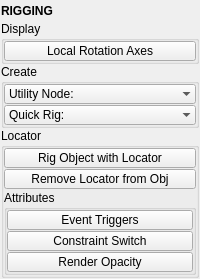
Qt form tentacle/ui/rigging.ui (m3trik/tentacle) before a commit.
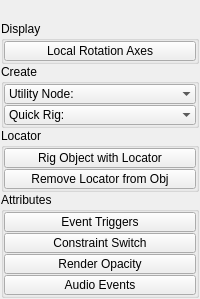
The same form after that commit. Custom widgets are drawn as their Qt base class.

Patch:
```diff
--- a/tentacle/ui/rigging.ui
+++ b/tentacle/ui/rigging.ui
@@ -10,7 +10,7 @@
     <x>0</x>
     <y>0</y>
     <width>200</width>
-    <height>267</height>
+    <height>288</height>
    </rect>
   </property>
   <property name="toolTip">
@@ -51,7 +51,7 @@
        <number>0</number>
       </property>
       <item>
-       <widget class="Header" name="header">
+       <widget class="Header" name="header" native="true">
         <property name="minimumSize">
          <size>
           <width>0</width>
@@ -70,13 +70,13 @@
           <bold>true</bold>
          </font>
         </property>
-        <property name="text">
+        <property name="text" stdset="0">
          <string>RIGGING</string>
         </property>
        </widget>
       </item>
       <item>
-       <widget class="QGroupBox" name="display">
+       <widget class="CollapsableGroup" name="display">
         <property name="title">
          <string>Display</string>
         </property>
@@ -125,7 +125,7 @@
        </widget>
       </item>
       <item>
-       <widget class="QGroupBox" name="create">
+       <widget class="CollapsableGroup" name="create">
         <property name="title">
          <string>Create</string>
         </property>
@@ -203,7 +203,7 @@
        </widget>
       </item>
       <item>
-       <widget class="QGroupBox" name="locator">
+       <widget class="CollapsableGroup" name="locator">
         <property name="title">
          <string>Locator</string>
         </property>
@@ -273,8 +273,11 @@
            </property>
           </widget>
          </item>
+        </layout>
+       </widget>
+      </item>
          <item>
-          <widget class="QGroupBox" name="constraints">
+       <widget class="CollapsableGroup" name="constraints">
            <property name="title">
             <string>Attributes</string>
            </property>
@@ -295,7 +298,7 @@
              <number>1</number>
             </property>
             <item row="4" column="0" colspan="2">
-             <widget class="PushButton" name="tb004">
+          <widget class="QPushButton" name="b004">
               <property name="minimumSize">
                <size>
                 <width>0</width>
@@ -309,15 +312,39 @@
                </size>
               </property>
               <property name="toolTip">
-               <string>Create a render opacity controller for selected objects.
+            <string>Open the Render Opacity panel.
 
-Use the option box to choose Material, Attribute, or Remove mode.</string>
+Create, keyframe-fade, and remove per-object opacity controllers.</string>
               </property>
               <property name="text">
                <string>Render Opacity</string>
               </property>
              </widget>
             </item>
+         <item row="5" column="0" colspan="2">
+          <widget class="QPushButton" name="tb005">
+           <property name="minimumSize">
+            <size>
+             <width>0</width>
+             <height>20</height>
+            </size>
+           </property>
+           <property name="maximumSize">
+            <size>
+             <width>16777215</width>
+             <height>20</height>
+            </size>
+           </property>
+           <property name="toolTip">
+            <string>Open the Audio Events manager.
+
+Import audio clips onto the Maya timeline aligned to keyed event triggers.</string>
+           </property>
+           <property name="text">
+            <string>Audio Events</string>
+           </property>
+          </widget>
+         </item>
             <item row="2" column="0" colspan="2">
              <widget class="PushButton" name="tb001">
               <property name="minimumSize">
@@ -424,9 +451,6 @@
            </layout>
           </widget>
          </item>
-        </layout>
-       </widget>
-      </item>
       <item>
        <spacer name="verticalSpacer">
         <property name="orientation">
@@ -448,8 +472,8 @@
  <customwidgets>
   <customwidget>
    <class>Header</class>
-   <extends>QLabel</extends>
-   <header>uitk.widgets.header.Header.h</header>
+   <extends>QWidget</extends>
+   <header>uitk.widgets.header</header>
   </customwidget>
   <customwidget>
    <class>PushButton</class>
@@ -461,6 +485,12 @@
    <extends>QComboBox</extends>
    <header>uitk.widgets.comboBox.ComboBox.h</header>
   </customwidget>
+  <customwidget>
+   <class>CollapsableGroup</class>
+   <extends>QGroupBox</extends>
+   <header>uitk.widgets.collapsableGroup.CollapsableGroup.h</header>
+   <container>1</container>
+  </customwidget>
  </customwidgets>
  <resources/>
  <connections/>
```
Lines whose indentation alone changed are shown as unchanged.
